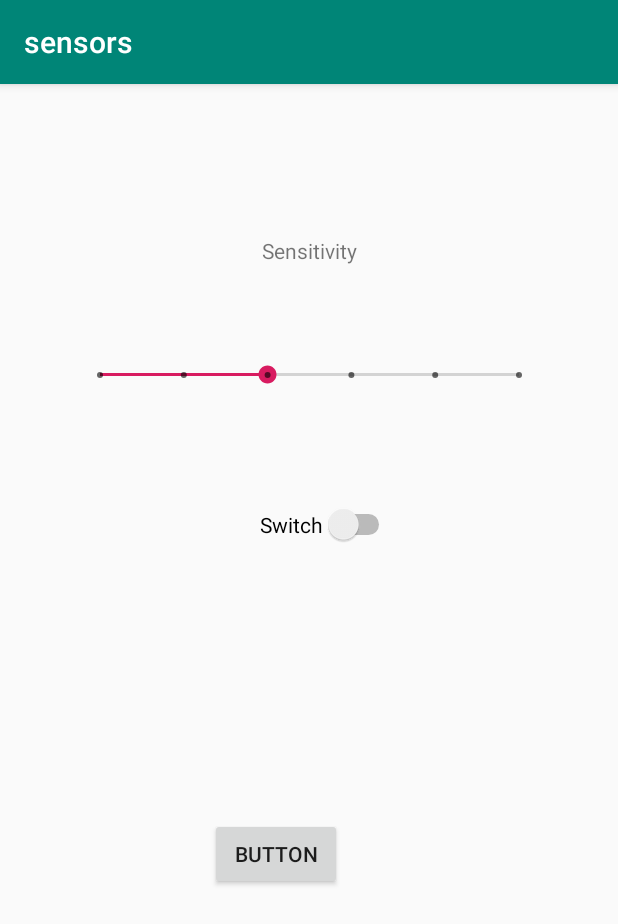
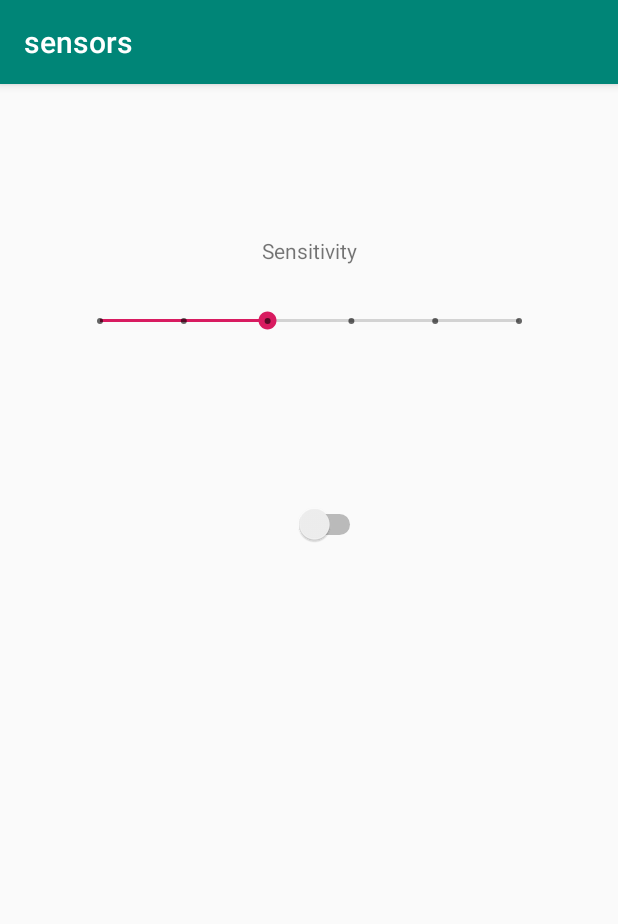
Before and after one commit to sharif-dev/HW2_sensors, an Android app: the ShakeActivity screen opened directly, with no data from a screen before it, on a phone screen of 412 x 824 dp. Shown: the top 924 px of the screen. Run offline under Robolectric (Android 15) with nearby library versions, the phone set to English and light mode, and no system bars.

Commit message:
shake service #4 #5

```diff
--- a/app/src/main/AndroidManifest.xml
+++ b/app/src/main/AndroidManifest.xml
@@ -33,5 +33,5 @@
         <service android:name=".ShakeService" />
     </application>
     <uses-feature android:name="android.hardware.sensor.accelerometer" android:required="true" />
-
+    <uses-permission android:name="android.permission.WAKE_LOCK"/>
 </manifest>
--- a/app/src/main/java/edu/sharif/sharif_dev/sensors/ShakeActivity.java
+++ b/app/src/main/java/edu/sharif/sharif_dev/sensors/ShakeActivity.java
@@ -27,8 +27,11 @@ public class ShakeActivity extends AppCompatActivity {
         super.onCreate(bundle);
         handler = new CustomHandler(this);
         setContentView(R.layout.activity_shake);
-        setSwitch();
+        boolean serviceStatus = isServiceRunning();
+        setSwitch(serviceStatus);
         seekBar = findViewById(R.id.seekBar);
+        if (serviceStatus)
+            seekBar.setVisibility(View.GONE);
         setSeekBar();
     }
 
@@ -66,9 +69,9 @@ public class ShakeActivity extends AppCompatActivity {
         startService(intent);
     }
 
-    private void setSwitch() {
+    private void setSwitch(boolean serviceStatus) {
         Switch swtch = findViewById(R.id.shake_enable);
-        swtch.setChecked(isServiceRunning());
+        swtch.setChecked(serviceStatus);
         swtch.setTextOff("disabled");
         swtch.setTextOn("enabled");
         swtch.setOnCheckedChangeListener(new CompoundButton.OnCheckedChangeListener() {
--- a/app/src/main/res/layout/activity_shake.xml
+++ b/app/src/main/res/layout/activity_shake.xml
@@ -1,7 +1,6 @@
 <?xml version="1.0" encoding="utf-8"?>
 <android.support.constraint.ConstraintLayout xmlns:android="http://schemas.android.com/apk/res/android"
     xmlns:app="http://schemas.android.com/apk/res-auto"
-    xmlns:tools="http://schemas.android.com/tools"
     android:layout_width="match_parent"
     android:layout_height="match_parent">
 
@@ -11,7 +10,7 @@
         android:layout_width="wrap_content"
         android:layout_height="wrap_content"
         android:layout_marginTop="280dp"
-        android:text="Switch"
+        android:text=""
         app:layout_constraintEnd_toEndOf="parent"
         app:layout_constraintHorizontal_bias="0.539"
         app:layout_constraintStart_toStartOf="parent"
@@ -22,11 +21,10 @@
         style="@style/Widget.AppCompat.SeekBar.Discrete"
         android:layout_width="311dp"
         android:layout_height="52dp"
-        android:layout_marginTop="168dp"
+        android:layout_marginTop="132dp"
         android:max="5"
         android:progress="2"
         app:layout_constraintEnd_toEndOf="parent"
-        app:layout_constraintHorizontal_bias="0.5"
         app:layout_constraintStart_toStartOf="parent"
         app:layout_constraintTop_toTopOf="parent" />
 
@@ -41,14 +39,5 @@
         app:layout_constraintStart_toStartOf="parent"
         app:layout_constraintTop_toTopOf="parent" />
 
-    <Button
-        android:id="@+id/button"
-        android:layout_width="wrap_content"
-        android:layout_height="wrap_content"
-        android:layout_marginStart="140dp"
-        android:layout_marginTop="489dp"
-        android:text="Button"
-        app:layout_constraintStart_toStartOf="parent"
-        app:layout_constraintTop_toTopOf="parent" />
 
 </android.support.constraint.ConstraintLayout>
```
Also changed, not shown: app/src/main/java/edu/sharif/sharif_dev/sensors/ShakeDetector.java (+5 -6 lines), app/src/main/java/edu/sharif/sharif_dev/sensors/ShakeService.java (+12 -2 lines).
